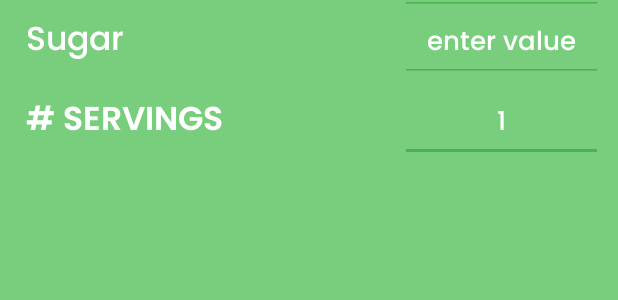
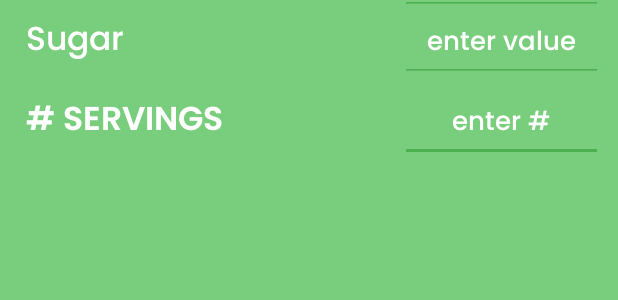
Before and after one commit to AugustineJeong/The-Calorie-Tracking-App, an Android app: the layout activity_program.xml on its own in the app's theme, with its tools: preview values and no code run, on a phone screen of 412 x 824 dp. Shown: the part 496-796 px from the top of the screen. Run offline under Robolectric (Android 15) with nearby library versions, the phone set to English and light mode, and no system bars; Roboto replaces fonts that are not available here.

Commit message:
Fixed major bugs in the code. (How did this app even have 85% accuracy with this bug? LOL)

```diff
--- a/app/src/main/res/layout/activity_program.xml
+++ b/app/src/main/res/layout/activity_program.xml
@@ -16,26 +16,14 @@
         android:ems="10"
         android:fontFamily="@font/poppins_medium"
         android:gravity="center_horizontal"
-        android:hint="1"
+        android:hint="enter #"
         android:inputType="number"
         android:textColor="#FFFFFF"
         android:textColorHint="#FFFFFF"
+        android:textCursorDrawable="@null"
         android:textSize="17dp"
         app:layout_constraintBaseline_toBaselineOf="@+id/servings"
         app:layout_constraintEnd_toEndOf="parent" />
-
-    <TextView
-        android:id="@+id/servings"
-        android:layout_width="170dp"
-        android:layout_height="wrap_content"
-        android:layout_marginStart="17dp"
-        android:layout_marginTop="15dp"
-        android:fontFamily="@font/poppins_semibold"
-        android:text="# SERVINGS "
-        android:textColor="#FFFFFF"
-        android:textSize="22dp"
-        app:layout_constraintStart_toStartOf="parent"
-        app:layout_constraintTop_toBottomOf="@+id/sugar" />
 
     <EditText
         android:id="@+id/sugarText"
@@ -50,6 +38,7 @@
         android:inputType="number"
         android:textColor="#FFFFFF"
         android:textColorHint="#FFFFFF"
+        android:textCursorDrawable="@null"
         android:textSize="17dp"
         app:layout_constraintBaseline_toBaselineOf="@+id/sugar"
         app:layout_constraintEnd_toEndOf="parent" />
@@ -67,6 +56,7 @@
         android:inputType="number"
         android:textColor="#FFFFFF"
         android:textColorHint="#FFFFFF"
+        android:textCursorDrawable="@null"
         android:textSize="17dp"
         app:layout_constraintBaseline_toBaselineOf="@+id/protein"
         app:layout_constraintEnd_toEndOf="parent" />
@@ -84,6 +74,7 @@
         android:inputType="number"
         android:textColor="#FFFFFF"
         android:textColorHint="#FFFFFF"
+        android:textCursorDrawable="@null"
         android:textSize="17dp"
         app:layout_constraintBaseline_toBaselineOf="@+id/cholesterol"
         app:layout_constraintEnd_toEndOf="parent" />
@@ -101,6 +92,7 @@
         android:inputType="number"
         android:textColor="#FFFFFF"
         android:textColorHint="#FFFFFF"
+        android:textCursorDrawable="@null"
         android:textSize="17dp"
         app:layout_constraintBaseline_toBaselineOf="@+id/sodium"
         app:layout_constraintEnd_toEndOf="parent" />
@@ -118,6 +110,7 @@
         android:inputType="number"
         android:textColor="#FFFFFF"
         android:textColorHint="#FFFFFF"
+        android:textCursorDrawable="@null"
         android:textSize="17dp"
         app:layout_constraintBaseline_toBaselineOf="@+id/carbohydrate"
         app:layout_constraintEnd_toEndOf="parent" />
@@ -135,6 +128,7 @@
         android:inputType="number"
         android:textColor="#FFFFFF"
         android:textColorHint="#FFFFFF"
+        android:textCursorDrawable="@null"
         android:textSize="17dp"
         app:layout_constraintBaseline_toBaselineOf="@+id/calories"
         app:layout_constraintEnd_toEndOf="parent" />
@@ -152,9 +146,23 @@
         android:inputType="number"
         android:textColor="#FFFFFF"
         android:textColorHint="#FFFFFF"
+        android:textCursorDrawable="@null"
         android:textSize="17dp"
         app:layout_constraintBaseline_toBaselineOf="@+id/fat"
         app:layout_constraintEnd_toEndOf="parent" />
+
+    <TextView
+        android:id="@+id/servings"
+        android:layout_width="170dp"
+        android:layout_height="wrap_content"
+        android:layout_marginStart="17dp"
+        android:layout_marginTop="15dp"
+        android:fontFamily="@font/poppins_semibold"
+        android:text="# SERVINGS "
+        android:textColor="#FFFFFF"
+        android:textSize="22dp"
+        app:layout_constraintStart_toStartOf="parent"
+        app:layout_constraintTop_toBottomOf="@+id/sugar" />
 
     <TextView
         android:id="@+id/sugar"
```
Also changed, not shown: app/src/main/java/com/example/the_calories_tracking_app/ProgramActivity.java (+48 -18 lines).
